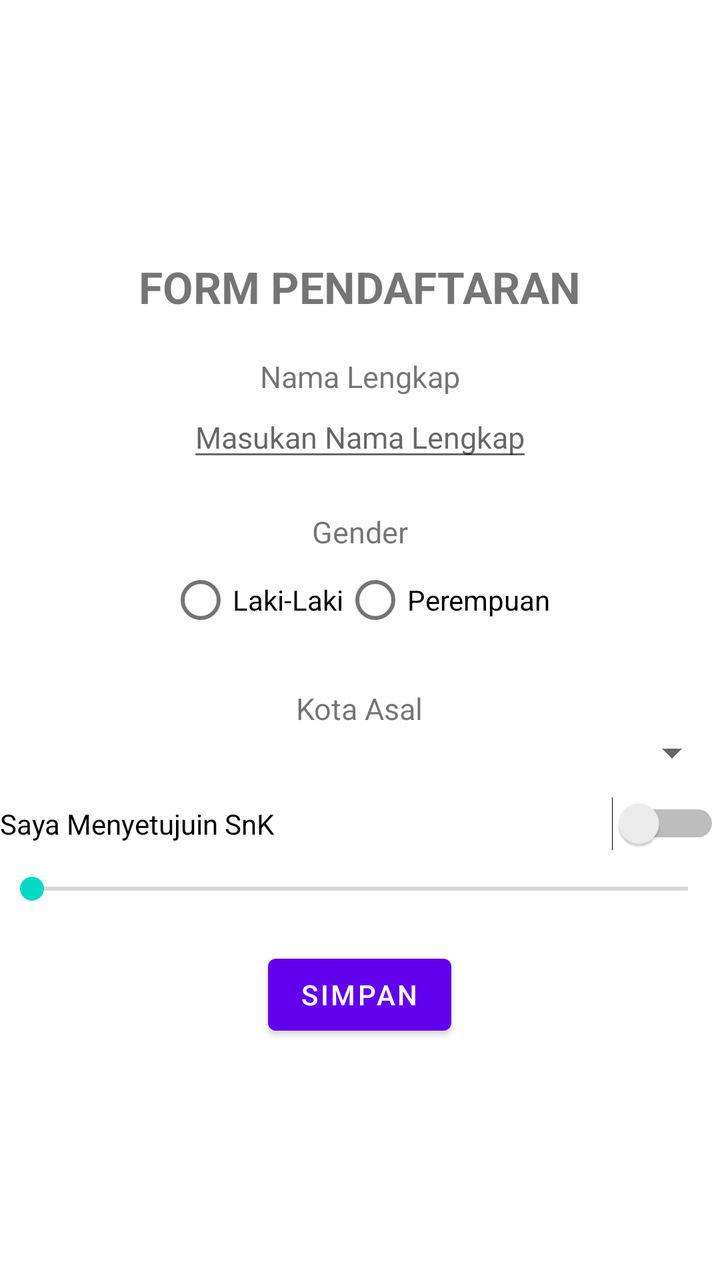
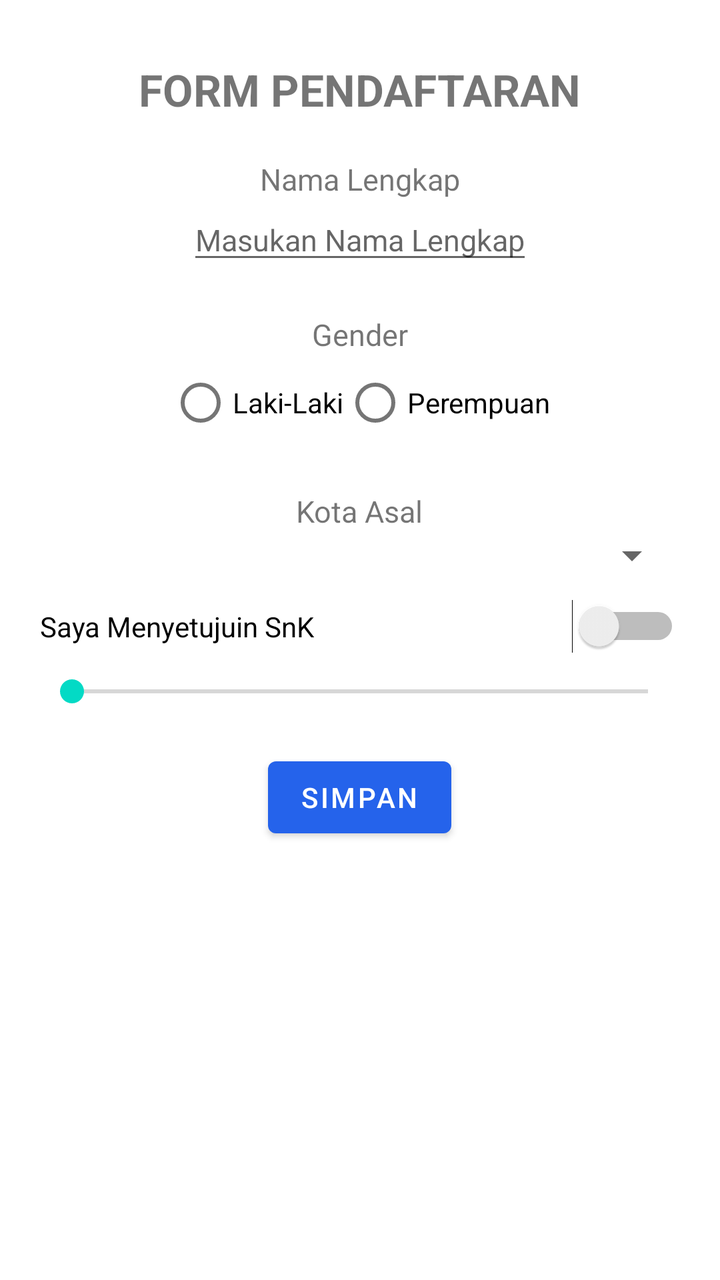

Two renders of the same Android screen: before a commit and after it. Below are the layout's source before the change and the commit's diff.
<!-- AndroidManifest.xml: application theme Theme.PAB_2301 -->
<!-- res/layout/activitymain.xml -->
<?xml version="1.0" encoding="utf-8"?>
<LinearLayout xmlns:android="http://schemas.android.com/apk/res/android"
    android:layout_width="match_parent"
    android:layout_height="match_parent"
    android:gravity="center"
    android:orientation="vertical">


    <TextView
        android:id="@+id/label"
        android:layout_width="wrap_content"
        android:layout_height="wrap_content"
        android:layout_gravity="center"
        android:layout_marginTop="10dp"
        android:text="FORM PENDAFTARAN"
        android:textStyle="bold"
        android:textSize="22sp"/>

    <TextView
        android:layout_width="wrap_content"
        android:layout_height="wrap_content"
        android:layout_gravity="center"
        android:layout_marginTop="20dp"
        android:text="Nama Lengkap"
        android:textSize="15sp"/>

    
    <EditText
        android:id="@+id/edtNama"
        android:layout_width="wrap_content"
        android:layout_height="wrap_content"
        android:hint="Masukan Nama Lengkap"
        android:inputType="textPersonName"
        android:textSize="15sp"/>

    <TextView
        android:layout_width="wrap_content"
        android:layout_height="wrap_content"
        android:layout_gravity="center"
        android:layout_marginTop="20dp"
        android:text="Gender"
        android:textSize="15sp"/>

    <RadioGroup
        android:id="@+id/rgjk"
        android:layout_width="wrap_content"
        android:layout_height="wrap_content"
        android:gravity="center"
        android:orientation="horizontal">

        <RadioButton
            android:id="@+id/rdlaki"
            android:layout_width="wrap_content"
            android:layout_height="wrap_content"
            android:text="Laki-Laki"/>

        <RadioButton
            android:id="@+id/rdperempuan"
            android:layout_width="wrap_content"
            android:layout_height="wrap_content"
            android:text="Perempuan"/>

    </RadioGroup>

    <TextView
        android:layout_width="wrap_content"
        android:layout_height="wrap_content"
        android:layout_gravity="center"
        android:layout_marginTop="20dp"
        android:text="Kota Asal"
        android:textSize="15sp"/>

    <Spinner
        android:id="@+id/spkota"
        android:layout_width="match_parent"
        android:layout_height="wrap_content"/>

    <Switch
        android:id="@+id/swmenyutujui"
        android:layout_width="match_parent"
        android:layout_height="wrap_content"
        android:layout_marginTop="10dp"
        android:text="Saya Menyetujuin SnK"/>

    <SeekBar
        android:id="@+id/skprogress"
        android:layout_width="match_parent"
        android:layout_height="wrap_content"
        android:layout_marginTop="10dp"
        android:max="100"/>

    
    <Button
        android:id="@+id/btn_simpan"
        android:layout_width="wrap_content"
        android:layout_height="wrap_content"
        android:layout_marginTop="20dp"
        android:text="Simpan"/>

</LinearLayout>
<!-- resources referenced by this layout -->
<resources>
  <style name="Theme.PAB_2301" parent="Theme.MaterialComponents.DayNight.DarkActionBar">
          
          <item name="colorPrimary">@color/purple_500</item>
          <item name="colorPrimaryVariant">@color/purple_700</item>
          <item name="colorOnPrimary">@color/white</item>
          
          <item name="colorSecondary">@color/teal_200</item>
          <item name="colorSecondaryVariant">@color/teal_700</item>
          <item name="colorOnSecondary">@color/black</item>
          
          <item name="android:statusBarColor">?attr/colorPrimaryVariant</item>
          
      </style>
  <color name="purple_500">#FF6200EE</color>
  <color name="purple_700">#FF3700B3</color>
  <color name="white">#FFFFFFFF</color>
  <color name="teal_200">#FF03DAC5</color>
  <color name="teal_700">#FF018786</color>
  <color name="black">#FF000000</color>
</resources>

<!-- the commit's change to res/layout/activitymain.xml (unified diff, before → after) -->
@@ -1,100 +1,109 @@
 <?xml version="1.0" encoding="utf-8"?>
-<LinearLayout xmlns:android="http://schemas.android.com/apk/res/android"
+<ScrollView xmlns:android="http://schemas.android.com/apk/res/android"
+    android:id="@+id/rootScrollView"
     android:layout_width="match_parent"
     android:layout_height="match_parent"
-    android:gravity="center"
-    android:orientation="vertical">
+    android:fillViewport="true"
+    android:isScrollContainer="true">
 
+    <LinearLayout
+        android:layout_width="match_parent"
+        android:layout_height="wrap_content"
+        android:gravity="center_horizontal"
+        android:orientation="vertical"
+        android:padding="20dp">
 
-    <TextView
-        android:id="@+id/label"
-        android:layout_width="wrap_content"
-        android:layout_height="wrap_content"
-        android:layout_gravity="center"
-        android:layout_marginTop="10dp"
-        android:text="FORM PENDAFTARAN"
-        android:textStyle="bold"
-        android:textSize="22sp"/>
-
-    <TextView
-        android:layout_width="wrap_content"
-        android:layout_height="wrap_content"
-        android:layout_gravity="center"
-        android:layout_marginTop="20dp"
-        android:text="Nama Lengkap"
-        android:textSize="15sp"/>
-
-    
-    <EditText
-        android:id="@+id/edtNama"
-        android:layout_width="wrap_content"
-        android:layout_height="wrap_content"
-        android:hint="Masukan Nama Lengkap"
-        android:inputType="textPersonName"
-        android:textSize="15sp"/>
-
-    <TextView
-        android:layout_width="wrap_content"
-        android:layout_height="wrap_content"
-        android:layout_gravity="center"
-        android:layout_marginTop="20dp"
-        android:text="Gender"
-        android:textSize="15sp"/>
-
-    <RadioGroup
-        android:id="@+id/rgjk"
-        android:layout_width="wrap_content"
-        android:layout_height="wrap_content"
-        android:gravity="center"
-        android:orientation="horizontal">
-
-        <RadioButton
-            android:id="@+id/rdlaki"
+        
+        <TextView
+            android:id="@+id/label"
             android:layout_width="wrap_content"
             android:layout_height="wrap_content"
-            android:text="Laki-Laki"/>
+            android:layout_gravity="center"
+            android:layout_marginTop="10dp"
+            android:text="FORM PENDAFTARAN"
+            android:textStyle="bold"
+            android:textSize="22sp"/>
 
-        <RadioButton
-            android:id="@+id/rdperempuan"
+        <TextView
             android:layout_width="wrap_content"
             android:layout_height="wrap_content"
-            android:text="Perempuan"/>
+            android:layout_gravity="center"
+            android:layout_marginTop="20dp"
+            android:text="Nama Lengkap"
+            android:textSize="15sp"/>
 
-    </RadioGroup>
+        
+        <EditText
+            android:id="@+id/edtNama"
+            android:layout_width="wrap_content"
+            android:layout_height="wrap_content"
+            android:hint="Masukan Nama Lengkap"
+            android:inputType="textPersonName"
+            android:textSize="15sp"/>
 
-    <TextView
-        android:layout_width="wrap_content"
-        android:layout_height="wrap_content"
-        android:layout_gravity="center"
-        android:layout_marginTop="20dp"
-        android:text="Kota Asal"
-        android:textSize="15sp"/>
+        <TextView
+            android:layout_width="wrap_content"
+            android:layout_height="wrap_content"
+            android:layout_gravity="center"
+            android:layout_marginTop="20dp"
+            android:text="Gender"
+            android:textSize="15sp"/>
 
-    <Spinner
-        android:id="@+id/spkota"
-        android:layout_width="match_parent"
-        android:layout_height="wrap_content"/>
+        <RadioGroup
+            android:id="@+id/rgjk"
+            android:layout_width="wrap_content"
+            android:layout_height="wrap_content"
+            android:gravity="center"
+            android:orientation="horizontal">
 
-    <Switch
-        android:id="@+id/swmenyutujui"
-        android:layout_width="match_parent"
-        android:layout_height="wrap_content"
-        android:layout_marginTop="10dp"
-        android:text="Saya Menyetujuin SnK"/>
+            <RadioButton
+                android:id="@+id/rdlaki"
+                android:layout_width="wrap_content"
+                android:layout_height="wrap_content"
+                android:text="Laki-Laki"/>
 
-    <SeekBar
-        android:id="@+id/skprogress"
-        android:layout_width="match_parent"
-        android:layout_height="wrap_content"
-        android:layout_marginTop="10dp"
-        android:max="100"/>
+            <RadioButton
+                android:id="@+id/rdperempuan"
+                android:layout_width="wrap_content"
+                android:layout_height="wrap_content"
+                android:text="Perempuan"/>
 
-    
-    <Button
-        android:id="@+id/btn_simpan"
-        android:layout_width="wrap_content"
-        android:layout_height="wrap_content"
-        android:layout_marginTop="20dp"
-        android:text="Simpan"/>
+        </RadioGroup>
 
-</LinearLayout>
+        <TextView
+            android:layout_width="wrap_content"
+            android:layout_height="wrap_content"
+            android:layout_gravity="center"
+            android:layout_marginTop="20dp"
+            android:text="Kota Asal"
+            android:textSize="15sp"/>
+
+        <Spinner
+            android:id="@+id/spkota"
+            android:layout_width="match_parent"
+            android:layout_height="wrap_content"/>
+
+        <Switch
+            android:id="@+id/swmenyutujui"
+            android:layout_width="match_parent"
+            android:layout_height="wrap_content"
+            android:layout_marginTop="10dp"
+            android:text="Saya Menyetujuin SnK"/>
+
+        <SeekBar
+            android:id="@+id/skprogress"
+            android:layout_width="match_parent"
+            android:layout_height="wrap_content"
+            android:layout_marginTop="10dp"
+            android:max="100"/>
+
+        
+        <Button
+            android:id="@+id/btn_simpan"
+            android:layout_width="wrap_content"
+            android:layout_height="wrap_content"
+            android:layout_marginTop="20dp"
+            android:text="Simpan"/>
+
+    </LinearLayout>
+</ScrollView>
<!-- resource entries referenced after the edit -->
@@ -2,8 +2,8 @@
 <resources>
   <style name="Theme.PAB_2301" parent="Theme.MaterialComponents.DayNight.DarkActionBar">
           
-          <item name="colorPrimary">@color/purple_500</item>
-          <item name="colorPrimaryVariant">@color/purple_700</item>
+          <item name="colorPrimary">@color/primary</item>
+          <item name="colorPrimaryVariant">@color/primary_variant</item>
           <item name="colorOnPrimary">@color/white</item>
           
           <item name="colorSecondary">@color/teal_200</item>
@@ -11,10 +11,9 @@
           <item name="colorOnSecondary">@color/black</item>
           
           <item name="android:statusBarColor">?attr/colorPrimaryVariant</item>
-          
       </style>
-  <color name="purple_500">#FF6200EE</color>
-  <color name="purple_700">#FF3700B3</color>
+  <color name="primary">#2563EB</color>
+  <color name="primary_variant">#1D4ED8</color>
   <color name="white">#FFFFFFFF</color>
   <color name="teal_200">#FF03DAC5</color>
   <color name="teal_700">#FF018786</color>
